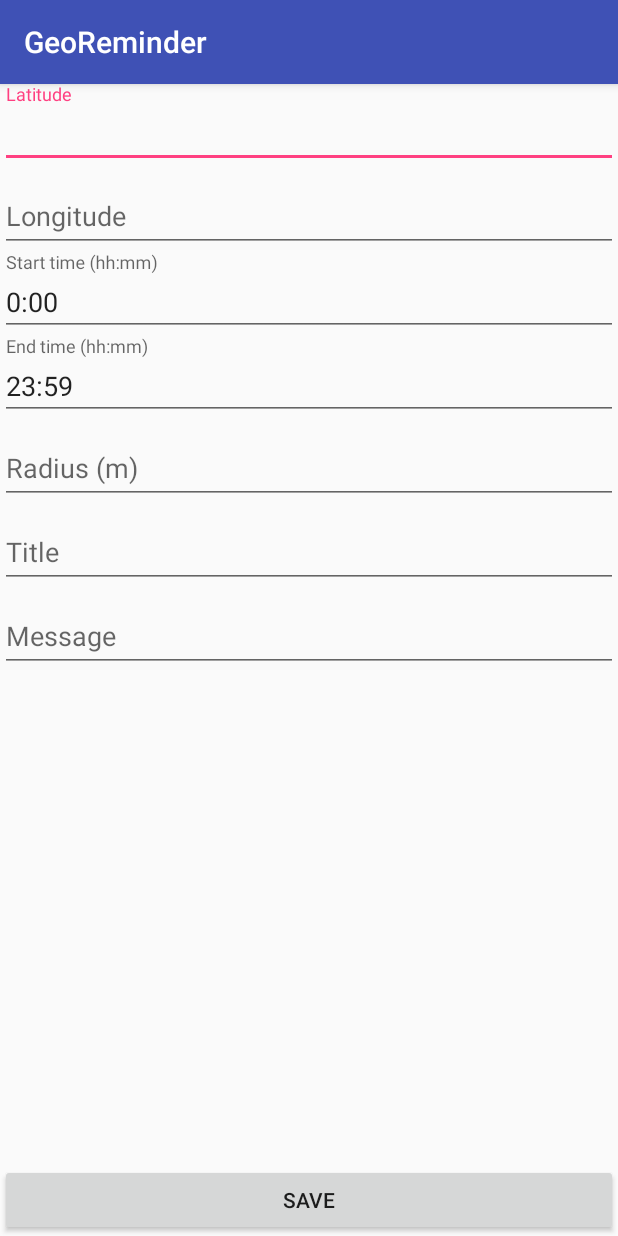
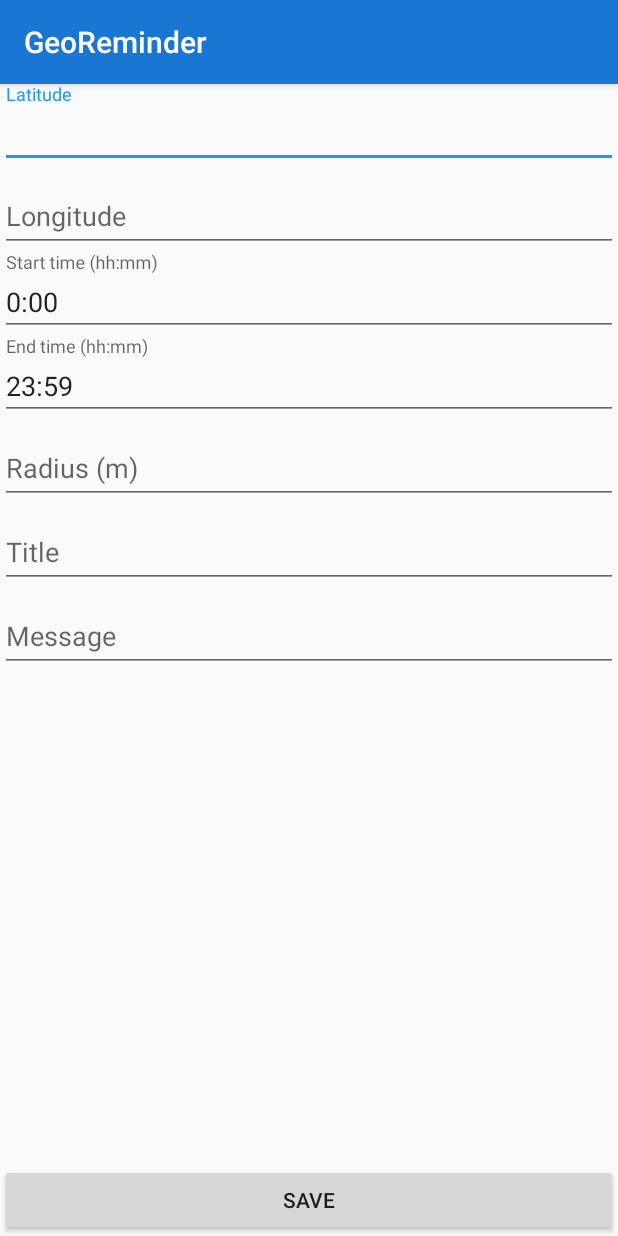
Before and after one commit to daisy1754/GeoReminder, an Android app: the NewReminderActivity screen opened directly, with no data from a screen before it, on a phone screen of 412 x 824 dp. Run offline under Robolectric (Android 15) with nearby library versions, the phone set to English and light mode, and no system bars.

Commit message:
Update coloring in app to use material blue

```diff
--- a/app/src/main/res/values/colors.xml
+++ b/app/src/main/res/values/colors.xml
@@ -1,6 +1,5 @@
 <?xml version="1.0" encoding="utf-8"?>
 <resources>
-    <color name="colorPrimary">#3F51B5</color>
-    <color name="colorPrimaryDark">#303F9F</color>
-    <color name="colorAccent">#FF4081</color>
+    <color name="colorPrimary">#1976D2</color>
+    <color name="colorPrimaryDark">#0D47A1</color>
 </resources>
--- a/app/src/main/res/values/styles.xml
+++ b/app/src/main/res/values/styles.xml
@@ -5,7 +5,7 @@
         <!-- Customize your theme here. -->
         <item name="colorPrimary">@color/colorPrimary</item>
         <item name="colorPrimaryDark">@color/colorPrimaryDark</item>
-        <item name="colorAccent">@color/colorAccent</item>
+        <item name="colorAccent">#2196F3</item> <!-- used for FAB -->
     </style>
 
 </resources>
```
